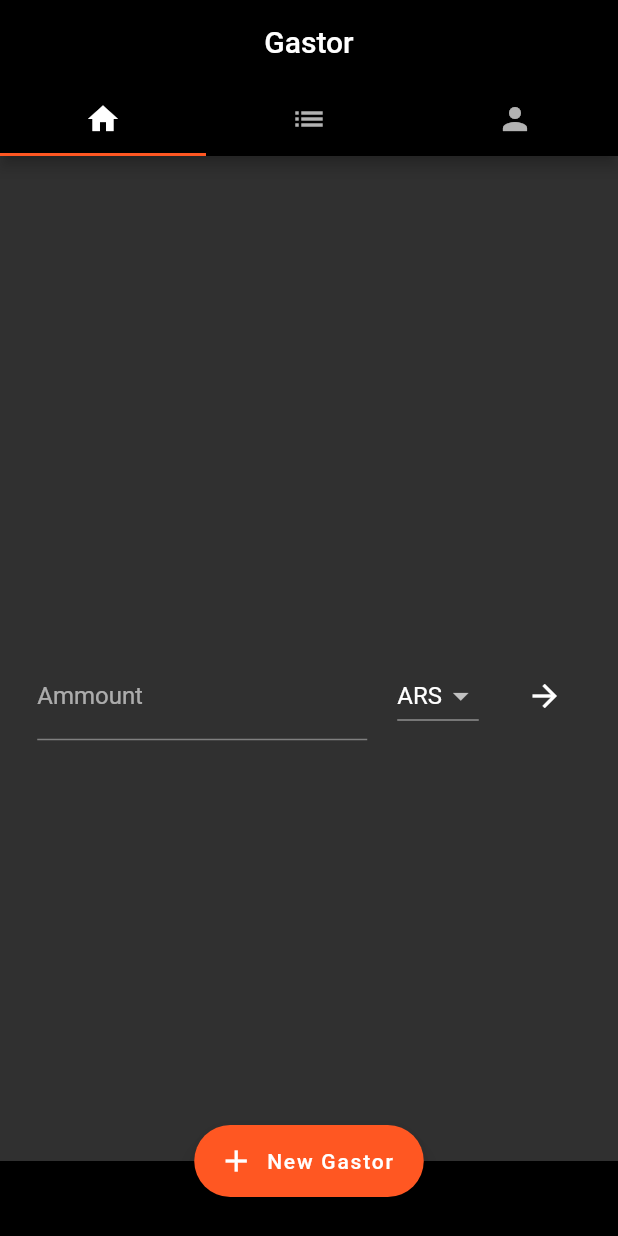
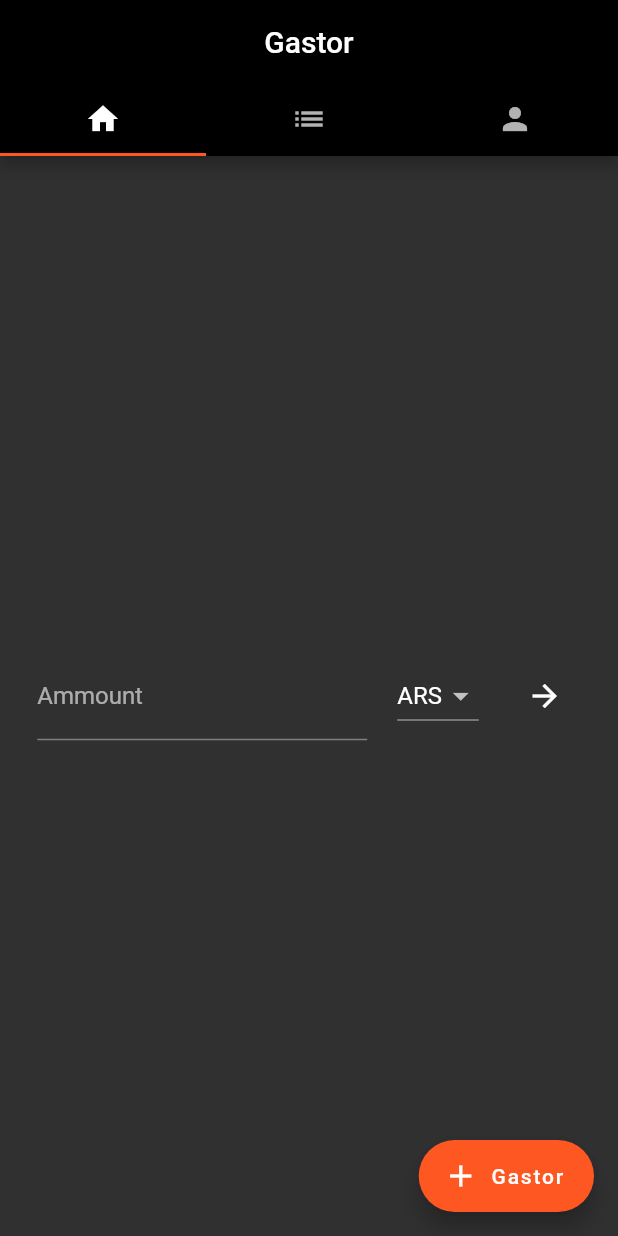
Before and after one commit to ivanln26/gastor, a Flutter app: the screen it shows after launch, on a phone screen of 412 x 824 dp. Run offline on Flutter 3.47's test engine with Material 2 defaults, Android fonts, the phone set to English and light mode, and no system bars; our stand-ins replace firebase_database, rxdart; accounts and stored records are empty.

```diff
--- a/lib/main.dart
+++ b/lib/main.dart
@@ -8,16 +8,16 @@ void main() => runApp(MyApp());
 class MyApp extends StatelessWidget {
   @override
   Widget build(BuildContext context) {
-    return MaterialApp(
+    return GastorProvider(
+      gastorBloc: GastorBloc(),
+      child: MaterialApp(
         title: 'Gastor',
         theme: ThemeData(
           brightness: Brightness.dark,
           primaryColor: Colors.deepOrange,
           primarySwatch: Colors.red,
         ),
-      home: GastorProvider(
-        gastorBloc: GastorBloc(),
-        child: HomePage(title: 'Gastor'),
+        home: HomePage(title: 'Gastor'),
       ),
     );
   }
--- a/lib/providers/gastor_provider.dart
+++ b/lib/providers/gastor_provider.dart
@@ -2,7 +2,7 @@ import 'package:flutter/widgets.dart';
 import 'package:gastor/blocs/gastor_bloc.dart';
 
 class GastorProvider extends InheritedWidget {
-  GastorBloc gastorBloc;
+  final GastorBloc gastorBloc;
 
   GastorProvider({this.gastorBloc, Widget child}) : super(child: child);
 
--- a/lib/ui/home_page.dart
+++ b/lib/ui/home_page.dart
@@ -15,11 +15,14 @@ class _HomePageState extends State<HomePage> {
   void _showModalSheet() {
     showModalBottomSheet(
       context: context,
-      builder: (builder) {
-        return Container(
-          height: 100,
-          child: Center(
-            child: Text('Form'),
+      builder: (BuildContext context) {
+        return AnimatedPadding(
+          padding: MediaQuery.of(context).viewInsets,
+          duration: Duration(milliseconds: 100),
+          curve: Curves.decelerate,
+          child: Container(
+            height: 100,
+            child: GastorCreatePage(),
           ),
         );
       },
@@ -55,13 +58,8 @@ class _HomePageState extends State<HomePage> {
           backgroundColor: Theme.of(context).primaryColor,
           foregroundColor: Colors.white,
           icon: Icon(Icons.add),
-          label: Text('New Gastor'),
+          label: Text('Gastor'),
           onPressed: _showModalSheet,
-        ),
-        floatingActionButtonLocation: FloatingActionButtonLocation.centerDocked,
-        bottomSheet: Container(
-          color: Colors.black,
-          height: 50,
         ),
       ),
     );
```
Lines whose indentation alone changed are shown as unchanged.
